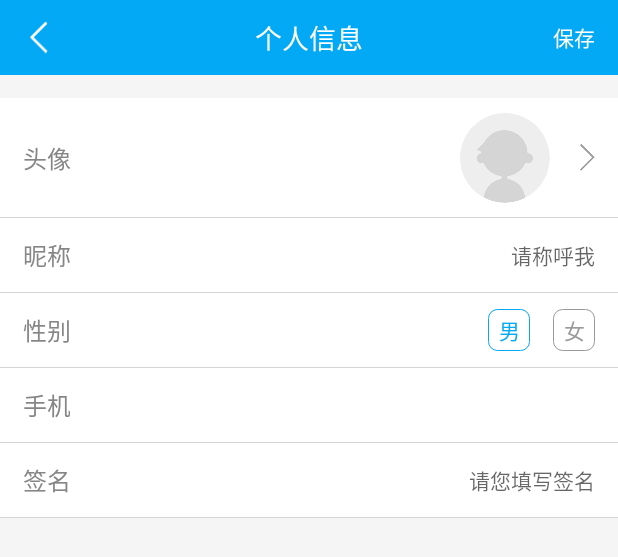
After one commit to FMJZHF/KotlinMall, an Android app: the layout activity_user_info.xml on its own in the app's theme, with its tools: preview values and no code run, on a phone screen of 412 x 824 dp. The commit adds this screen. Shown: the top 557 px of the screen. Run offline under Robolectric (Android 15) with nearby library versions, the phone set to English and light mode, and no system bars.

Commit message:
添加用户信息，以及弹框

```diff
--- a/BaseLibrary/src/main/java/com/kotlin/base/common/BaseConstant.kt
+++ b/BaseLibrary/src/main/java/com/kotlin/base/common/BaseConstant.kt
@@ -11,8 +11,8 @@ class BaseConstant {
     companion object {
 
         //本地服务器地址
-        const val SERVER_ADDRESS = "http://192.168.1.104:8081/kotlin/"
-//        const val SERVER_ADDRESS = "http://192.168.11.245:8081/kotlin/"
+//        const val SERVER_ADDRESS = "http://192.168.1.104:8081/kotlin/"
+        const val SERVER_ADDRESS = "http://192.168.11.245:8081/kotlin/"
 
         //SP表名
         const val TABLE_PREFS = "Kotlin_mall"
--- a/UserCenter/src/main/debug/AndroidManifest.xml
+++ b/UserCenter/src/main/debug/AndroidManifest.xml
@@ -5,6 +5,7 @@
     <uses-permission android:name="android.permission.INTERNET" />
     <uses-permission android:name="android.permission.KILL_BACKGROUND_PROCESSES" />
     <uses-permission android:name="android.permission.ACCESS_NETWORK_STATE" />
+    <uses-permission android:name="android.permission.CAMERA" />
 
 
     <application
@@ -13,7 +14,8 @@
         android:label="@string/app_name"
         android:supportsRtl="true"
         android:theme="@style/AppTheme">
-        <activity android:name=".ui.activity.LoginActivity">
+        <!--<activity android:name=".ui.activity.LoginActivity">-->
+        <activity android:name=".ui.activity.UserInfoActivity">
             <intent-filter>
                 <action android:name="android.intent.action.MAIN" />
 
@@ -25,6 +27,7 @@
         <activity android:name=".ui.activity.RegisterActivity"/>
         <activity android:name=".ui.activity.ForgetPwdActivity"/>
         <activity android:name=".ui.activity.ResetPwdActivity"/>
+        <!--<activity android:name=".ui.activity.UserInfoActivity"/>-->
 
     </application>
 </manifest>
--- a/UserCenter/src/main/java/com/kotlin/user/injection/component/UserComponent.kt
+++ b/UserCenter/src/main/java/com/kotlin/user/injection/component/UserComponent.kt
@@ -3,10 +3,7 @@ package com.kotlin.user.injection.component
 import com.kotlin.base.injection.PerComponentScope
 import com.kotlin.base.injection.component.ActivityComponent
 import com.kotlin.user.injection.module.UserModule
-import com.kotlin.user.ui.activity.ForgetPwdActivity
-import com.kotlin.user.ui.activity.LoginActivity
-import com.kotlin.user.ui.activity.RegisterActivity
-import com.kotlin.user.ui.activity.ResetPwdActivity
+import com.kotlin.user.ui.activity.*
 import dagger.Component
 
 /**
@@ -32,4 +29,7 @@ interface UserComponent {
 
     // 重置密码
     fun inject(activity: ResetPwdActivity)
+
+    // 个人信息
+    fun inject(activity: UserInfoActivity)
 }
--- /dev/null
+++ b/UserCenter/src/main/java/com/kotlin/user/presenter/UserInfoPresenter.kt
@@ -0,0 +1,19 @@
+package com.kotlin.user.presenter
+
+import com.kotlin.base.presenter.BasePresenter
+import com.kotlin.user.presenter.view.UserInfoView
+import com.kotlin.user.service.UserService
+import javax.inject.Inject
+
+/**
+ *
+ *  Desc: 编辑用户资料Presenter
+ *
+ * @author zhf QQ:578121695
+ * @time 2018/10/30 10:23
+ */
+class UserInfoPresenter @Inject constructor(): BasePresenter<UserInfoView>() {
+
+    @Inject
+    lateinit var userService: UserService
+}
--- /dev/null
+++ b/UserCenter/src/main/java/com/kotlin/user/presenter/view/UserInfoView.kt
@@ -0,0 +1,20 @@
+package com.kotlin.user.presenter.view
+
+import com.kotlin.base.presenter.view.BaseView
+import com.kotlin.user.data.protocol.UserInfo
+
+/**
+ *
+ *  Desc: 编辑用户资料 视图回调
+ *
+ * @author zhf QQ:578121695
+ * @time 2018/10/30 10:24
+ */
+interface UserInfoView:BaseView {
+
+//    获取上传凭证回调
+//    fun onGetUploadTokenResult(result:String)
+
+    // 编辑用户资料回调
+//    fun onEditUserResult(result: UserInfo)
+}
--- a/UserCenter/src/main/java/com/kotlin/user/ui/activity/LoginActivity.kt
+++ b/UserCenter/src/main/java/com/kotlin/user/ui/activity/LoginActivity.kt
@@ -60,6 +60,7 @@ class LoginActivity : BaseMvpActivity<LoginPresenter>(), LoginView, View.OnClick
     */
     override fun onLoginResult(result: UserInfo) {
         toast("登录成功")
+        startActivity<UserInfoActivity>()
 //        UserPrefsUtils.putUserInfo(result)
 //        finish()
     }
--- /dev/null
+++ b/UserCenter/src/main/java/com/kotlin/user/ui/activity/UserInfoActivity.kt
@@ -0,0 +1,115 @@
+package com.kotlin.user.ui.activity
+
+import android.content.Intent
+import android.net.Uri
+import android.os.Bundle
+import android.os.Environment
+import android.util.Log
+import com.kotlin.base.utils.DateUtils
+import android.view.View
+import android.widget.AdapterView
+import com.bigkoo.alertview.AlertView
+import com.bigkoo.alertview.OnItemClickListener
+import com.jph.takephoto.app.TakePhoto
+import com.jph.takephoto.app.TakePhotoImpl
+import com.jph.takephoto.compress.CompressConfig
+import com.jph.takephoto.model.TResult
+import com.kotlin.base.ext.onClick
+import com.kotlin.base.ui.activity.BaseMvpActivity
+import com.kotlin.user.R
+import com.kotlin.user.injection.component.DaggerUserComponent
+import com.kotlin.user.injection.module.UserModule
+import com.kotlin.user.presenter.RegisterPresenter
+import com.kotlin.user.presenter.UserInfoPresenter
+import com.kotlin.user.presenter.view.RegisterView
+import com.kotlin.user.presenter.view.UserInfoView
+import kotlinx.android.synthetic.main.activity_user_info.*
+import org.jetbrains.anko.toast
+import java.io.File
+
+/**
+ *
+ *  Desc: 用户信息
+ *
+ * @author zhf QQ:578121695
+ * @time 2018/10/30 9:32
+ */
+class UserInfoActivity : BaseMvpActivity<UserInfoPresenter>(), UserInfoView, TakePhoto.TakeResultListener {
+
+    private lateinit var mTakePhoto: TakePhoto
+
+    private lateinit var mTempFile: File
+
+
+    override fun onCreate(savedInstanceState: Bundle?) {
+        super.onCreate(savedInstanceState)
+        setContentView(R.layout.activity_user_info)
+
+        mTakePhoto = TakePhotoImpl(this, this)
+        initView()
+
+        mTakePhoto.onCreate(savedInstanceState)
+    }
+
+    private fun initView() {
+        mUserIconView.onClick {
+            showAlertView()
+        }
+    }
+
+    private fun showAlertView() {
+
+        AlertView("选择图片", "", "取消", null, arrayOf("拍照", "相册"), this,
+                AlertView.Style.ActionSheet, object : OnItemClickListener {
+            override fun onItemClick(o: Any?, position: Int) {
+                // 启用图片压缩
+                mTakePhoto.onEnableCompress(CompressConfig.ofDefaultConfig(),false)
+                when (position) {
+                    // 拍照
+                    0 -> {
+                        createTempFile()
+                        mTakePhoto.onPickFromCapture(Uri.fromFile(mTempFile))
+                    }
+                    // 相册
+                    1 -> mTakePhoto.onPickFromGallery()
+
+                }
+            }
+        }).show()
+    }
+
+    // Dagger2 注册
+    override fun injectComponent() {
+        DaggerUserComponent.builder().activityComponent(mActivityComponent).userModule(UserModule()).build().inject(this)
+        mPresenter.mView = this
+    }
+
+
+    override fun takeSuccess(result: TResult?) {
+        Log.d("TakePhoto - Success","原始图片地址 -> "+ result?.image?.originalPath)
+        Log.d("TakePhoto - Success","压缩图片地址 -> "+ result?.image?.compressPath)
+    }
+
+    override fun takeCancel() {
+    }
+
+    override fun takeFail(result: TResult?, msg: String?) {
+        Log.d("TakePhoto - Fail",msg)
+    }
+
+
+    override fun onActivityResult(requestCode: Int, resultCode: Int, data: Intent?) {
+        super.onActivityResult(requestCode, resultCode, data)
+        mTakePhoto.onActivityResult(requestCode, resultCode, data)
+    }
+
+    // 创建临时文件
+    fun createTempFile() {
+        val tempFileName = "${DateUtils.curTime}.png"
+        if (Environment.MEDIA_MOUNTED.equals(Environment.getExternalStorageState())) {
+            this.mTempFile = File(Environment.getExternalStorageDirectory(), tempFileName)
+            return
+        }
+        this.mTempFile = File(filesDir, tempFileName)
+    }
+}
--- /dev/null
+++ b/UserCenter/src/main/res/drawable/gender_bg_selector.xml
@@ -0,0 +1,5 @@
+<?xml version="1.0" encoding="utf-8"?>
+<selector xmlns:android="http://schemas.android.com/apk/res/android">
+    <item android:drawable="@drawable/gender_checked_bg" android:state_checked="true" />
+    <item android:drawable="@drawable/gender_nor_bg" android:state_checked="false" />
+</selector>
--- /dev/null
+++ b/UserCenter/src/main/res/drawable/gender_checked_bg.xml
@@ -0,0 +1,8 @@
+<?xml version="1.0" encoding="utf-8"?>
+<shape xmlns:android="http://schemas.android.com/apk/res/android">
+    <corners android:radius="@dimen/common_radius" />
+    <solid android:color="@color/common_white" />
+    <stroke
+        android:width="@dimen/common_divider_width"
+        android:color="@color/common_blue" />
+</shape>
--- /dev/null
+++ b/UserCenter/src/main/res/drawable/gender_nor_bg.xml
@@ -0,0 +1,8 @@
+<?xml version="1.0" encoding="utf-8"?>
+<shape xmlns:android="http://schemas.android.com/apk/res/android">
+    <corners android:radius="@dimen/common_radius" />
+    <solid android:color="@color/common_white" />
+    <stroke
+        android:width="@dimen/common_divider_width"
+        android:color="@color/text_dark" />
+</shape>
--- /dev/null
+++ b/UserCenter/src/main/res/drawable/gender_text_selector.xml
@@ -0,0 +1,6 @@
+<?xml version="1.0" encoding="utf-8"?>
+<selector xmlns:android="http://schemas.android.com/apk/res/android">
+    <item android:color="@color/common_blue" android:state_checked="true" />
+    <item android:color="@color/text_dark" android:state_checked="false" />
+    <item android:color="@color/text_dark" />
+</selector>
--- /dev/null
+++ b/UserCenter/src/main/res/layout/activity_user_info.xml
@@ -0,0 +1,117 @@
+<?xml version="1.0" encoding="utf-8"?>
+<LinearLayout xmlns:android="http://schemas.android.com/apk/res/android"
+    xmlns:app="http://schemas.android.com/apk/res-auto"
+    style="@style/MatchMatch.Vertical.Common">
+
+    <com.kotlin.base.widgets.HeaderBar
+        android:id="@id/mHeaderBar"
+        style="@style/MatchWrap"
+        app:rightText="@string/common_save"
+        app:titleText="个人信息" />
+
+    <RelativeLayout
+        android:id="@+id/mUserIconView"
+        style="@style/user_info_line_style"
+        android:layout_height="wrap_content"
+        android:layout_marginTop="@dimen/common_margin"
+        android:paddingBottom="@dimen/common_padding_middle"
+        android:paddingTop="@dimen/common_padding_middle">
+
+        <TextView
+            style="@style/user_info_label_style"
+            android:text="头像" />
+
+        <ImageView
+            android:id="@+id/mArrowIv"
+            style="@style/WrapWrap"
+            android:layout_alignParentRight="true"
+            android:layout_centerVertical="true"
+            android:src="@drawable/icon_arrow" />
+
+        <de.hdodenhof.circleimageview.CircleImageView
+            android:id="@+id/mUserIconIv"
+            android:layout_width="@dimen/common_icon_width"
+            android:layout_height="@dimen/common_icon_height"
+            android:layout_centerVertical="true"
+            android:layout_marginRight="20.0dip"
+            android:layout_toLeftOf="@id/mArrowIv"
+            android:src="@drawable/icon_default_user" />
+    </RelativeLayout>
+
+    <RelativeLayout style="@style/user_info_line_style">
+
+        <TextView
+            style="@style/user_info_label_style"
+            android:text="昵称" />
+
+        <EditText
+            android:id="@+id/mUserNameEt"
+            style="@style/user_info_content_style"
+            android:background="@null"
+            android:hint="请称呼我"
+            android:maxLength="10" />
+    </RelativeLayout>
+
+    <RelativeLayout style="@style/user_info_line_style">
+
+        <TextView
+            style="@style/user_info_label_style"
+            android:text="性别" />
+
+        <RadioGroup
+            style="@style/WrapWrap"
+            android:layout_alignParentRight="true"
+            android:layout_centerVertical="true"
+            android:orientation="horizontal">
+
+            <RadioButton
+                android:id="@+id/mGenderMaleRb"
+                android:layout_width="28.0dip"
+                android:layout_height="28.0dip"
+                android:layout_marginRight="@dimen/common_margin"
+                android:background="@drawable/gender_bg_selector"
+                android:button="@null"
+                android:checked="true"
+                android:gravity="center"
+                android:text="男"
+                android:textColor="@drawable/gender_text_selector"
+                android:textSize="@dimen/text_middle_size" />
+
+            <RadioButton
+                android:id="@+id/mGenderFemaleRb"
+                android:layout_width="28.0dip"
+                android:layout_height="28.0dip"
+                android:background="@drawable/gender_bg_selector"
+                android:button="@null"
+                android:gravity="center"
+                android:text="女"
+                android:textColor="@drawable/gender_text_selector"
+                android:textSize="@dimen/text_middle_size" />
+        </RadioGroup>
+    </RelativeLayout>
+
+    <RelativeLayout style="@style/user_info_line_style">
+
+        <TextView
+            style="@style/user_info_label_style"
+            android:text="手机" />
+
+        <TextView
+            android:id="@+id/mUserMobileTv"
+            style="@style/user_info_content_style" />
+    </RelativeLayout>
+
+    <RelativeLayout style="@style/user_info_line_style">
+
+        <TextView
+            style="@style/user_info_label_style"
+            android:text="签名" />
+
+        <EditText
+            android:id="@+id/mUserSignEt"
+            style="@style/user_info_content_style"
+            android:background="@null"
+            android:hint="请您填写签名"
+            android:inputType="textEmailAddress" />
+    </RelativeLayout>
+</LinearLayout>
--- /dev/null
+++ b/UserCenter/src/main/res/values/styles.xml
@@ -0,0 +1,26 @@
+<?xml version="1.0" encoding="utf-8"?>
+<resources>
+    <!-- 用户信息单行 -->
+    <style name="user_info_line_style">
+        <item name="android:background">@drawable/border_bottom</item>
+        <item name="android:paddingLeft">@dimen/common_padding</item>
+        <item name="android:paddingRight">@dimen/common_padding</item>
+        <item name="android:layout_width">match_parent</item>
+        <item name="android:layout_height">@dimen/common_line_height</item>
+    </style>
+    <!-- 用户信息标签区域 -->
+    <style name="user_info_label_style">
+        <item name="android:textSize">@dimen/text_big_size</item>
+        <item name="android:textColor">#ff868686</item>
+        <item name="android:layout_width">wrap_content</item>
+        <item name="android:layout_height">wrap_content</item>
+        <item name="android:layout_centerVertical">true</item>
+    </style>
+    <!-- 用户信息内容区域 -->
+    <style name="user_info_content_style" parent="@style/user_info_label_style">
+        <item name="android:textSize">@dimen/text_middle_size</item>
+        <item name="android:textColor">@color/text_normal</item>
+        <item name="android:layout_alignParentRight">true</item>
+    </style>
+
+</resources>
```
Also changed, not shown: BaseLibrary/build.gradle (+6 -1 lines), 1 other file.
